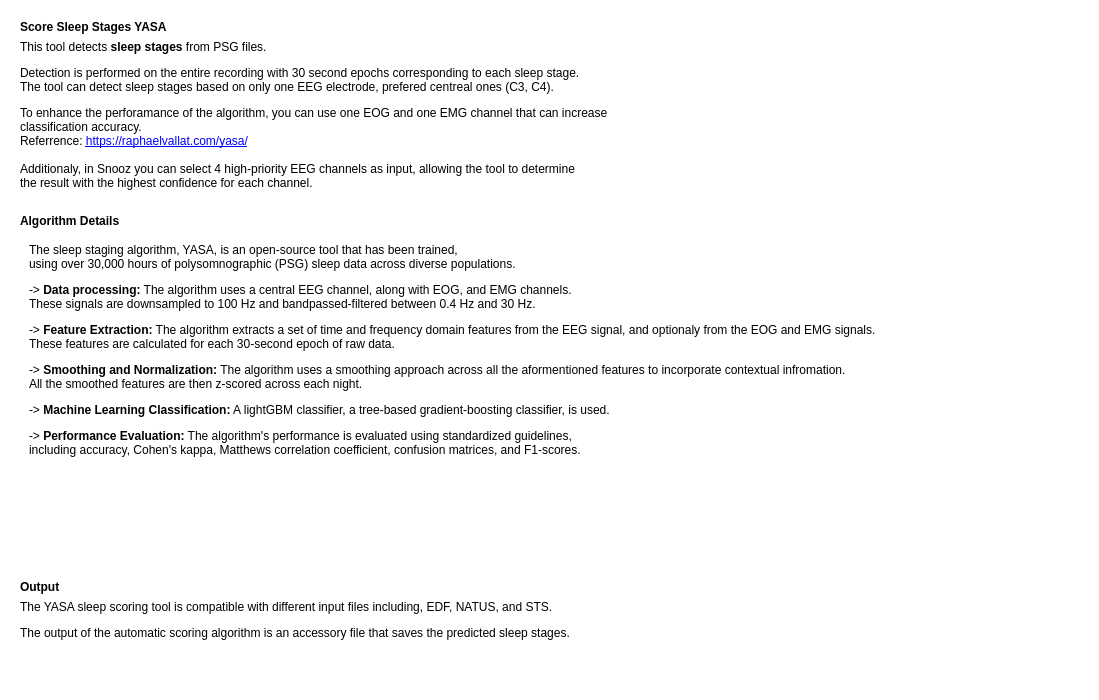
This is tools/CEAMSTools/ScoreSleepStagesYASA/AlgoIntroStep/Ui_AlgoIntroStep.ui in SnoozToolbox/snooz-package-ceams as Qt 5 draws it before an edit. The edited form follows.
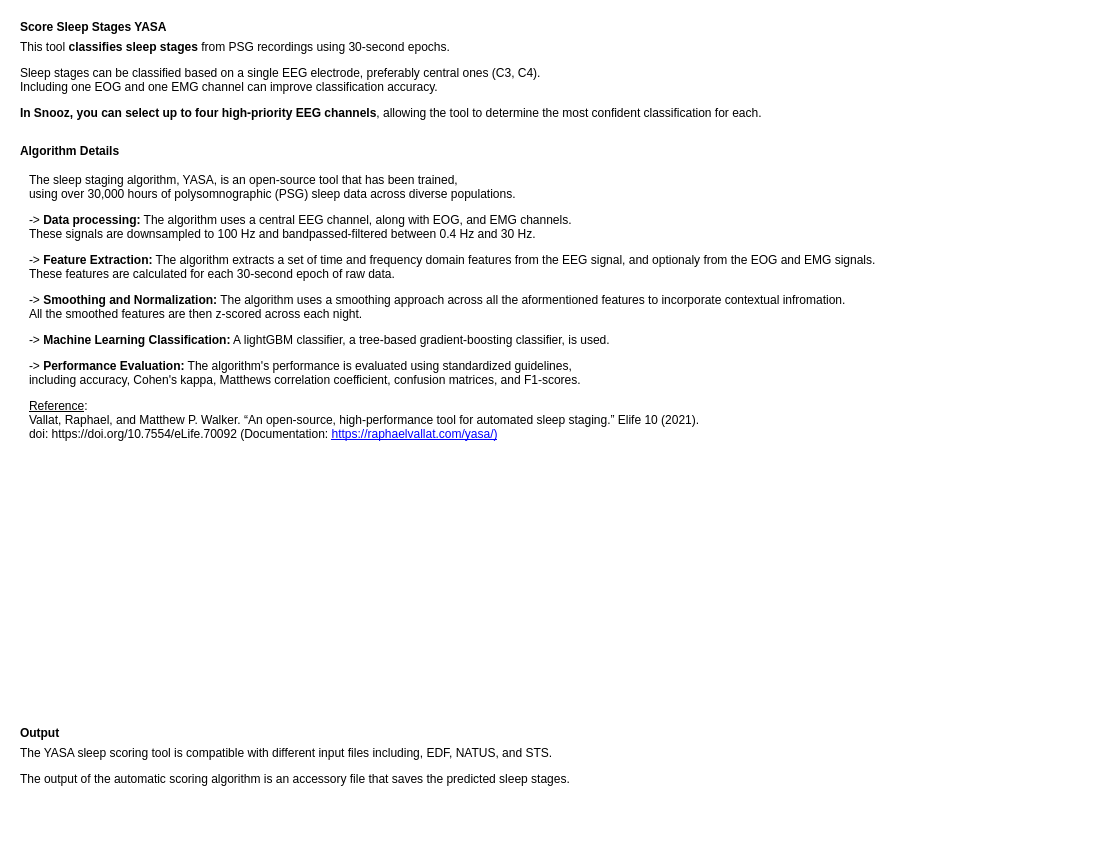
This is the edited form.

Commit message: YASA sleep stage scoring fixed for pyside6 and pdf extension.

```diff
--- a/tools/CEAMSTools/ScoreSleepStagesYASA/AlgoIntroStep/Ui_AlgoIntroStep.ui
+++ b/tools/CEAMSTools/ScoreSleepStagesYASA/AlgoIntroStep/Ui_AlgoIntroStep.ui
@@ -7,7 +7,7 @@
     <x>0</x>
     <y>0</y>
     <width>1099</width>
-    <height>700</height>
+    <height>846</height>
    </rect>
   </property>
   <property name="windowTitle">
@@ -67,7 +67,7 @@
              <number>0</number>
             </property>
             <property name="text">
-             <string>&lt;html&gt;&lt;head/&gt;&lt;body&gt;&lt;p align=&quot;justify&quot;&gt;This tool detects &lt;span style=&quot; font-weight:600;&quot;&gt;sleep stages&lt;/span&gt; from PSG files. &lt;/p&gt;&lt;p align=&quot;justify&quot;&gt;Detection is performed on the entire recording with 30 second epochs corresponding to each sleep stage.&lt;br/&gt;The tool can detect sleep stages based on only one EEG electrode, prefered centreal ones (C3, C4). &lt;/p&gt;&lt;p align=&quot;justify&quot;&gt;To enhance the perforamance of the algorithm, you can use one EOG and one EMG channel that can increase&lt;br/&gt;classification accuracy.&lt;br/&gt;Referrence: &lt;a href=&quot;https://raphaelvallat.com/yasa/&quot;&gt;&lt;span style=&quot; text-decoration: underline; color:#0000ff;&quot;&gt;https://raphaelvallat.com/yasa/&lt;br/&gt;&lt;/span&gt;&lt;/a&gt;&lt;br/&gt;Additionaly, in Snooz you can select 4 high-priority EEG channels as input, allowing the tool to determine &lt;br/&gt;the result with the highest confidence for each channel.&lt;/p&gt;&lt;/body&gt;&lt;/html&gt;</string>
+             <string>&lt;html&gt;&lt;head/&gt;&lt;body&gt;&lt;p&gt;This tool &lt;span style=&quot; font-weight:700;&quot;&gt;classifies sleep stages&lt;/span&gt; from PSG recordings using 30-second epochs.&lt;/p&gt;&lt;p&gt;Sleep stages can be classified based on a single EEG electrode, preferably central ones (C3, C4).&lt;br/&gt;Including one EOG and one EMG channel can improve classification accuracy.&lt;/p&gt;&lt;p align=&quot;justify&quot;&gt;&lt;span style=&quot; font-weight:700;&quot;&gt;In Snooz, you can select up to four high-priority EEG channels&lt;/span&gt;, allowing the tool to determine the most confident classification for each.&lt;/p&gt;&lt;/body&gt;&lt;/html&gt;</string>
             </property>
            </widget>
           </item>
@@ -128,7 +128,7 @@
                <x>0</x>
                <y>0</y>
                <width>1161</width>
-               <height>287</height>
+               <height>477</height>
               </rect>
              </property>
              <layout class="QHBoxLayout" name="horizontalLayout">
@@ -153,7 +153,7 @@
                  <number>0</number>
                 </property>
                 <property name="text">
-                 <string>&lt;html&gt;&lt;head/&gt;&lt;body&gt;&lt;p&gt;The sleep staging algorithm, YASA, is an open-source tool that has been trained,&lt;br/&gt;using over 30,000 hours of polysomnographic (PSG) sleep data across diverse populations. &lt;/p&gt;&lt;p&gt;-&amp;gt;&lt;span style=&quot; font-weight:600;&quot;&gt; Data processing:&lt;/span&gt; The algorithm uses a central EEG channel, along with EOG, and EMG channels.&lt;br/&gt;These signals are downsampled to 100 Hz and bandpassed-filtered between 0.4 Hz and 30 Hz. &lt;/p&gt;&lt;p&gt;-&amp;gt; &lt;span style=&quot; font-weight:600;&quot;&gt;Feature Extraction:&lt;/span&gt; The algorithm extracts a set of time and frequency domain features from the EEG signal, and optionaly from the EOG and EMG signals.&lt;br/&gt;These features are calculated for each 30-second epoch of raw data. &lt;/p&gt;&lt;p&gt;-&amp;gt; &lt;span style=&quot; font-weight:600;&quot;&gt;Smoothing and Normalization:&lt;/span&gt; The algorithm uses a smoothing approach across all the aformentioned features to incorporate contextual infromation.&lt;br/&gt;All the smoothed features are then z-scored across each night. &lt;/p&gt;&lt;p&gt;-&amp;gt; &lt;span style=&quot; font-weight:600;&quot;&gt;Machine Learning Classification:&lt;/span&gt; A lightGBM classifier, a tree-based gradient-boosting classifier, is used. &lt;/p&gt;&lt;p&gt;-&amp;gt; &lt;span style=&quot; font-weight:600;&quot;&gt;Performance Evaluation:&lt;/span&gt; The algorithm's performance is evaluated using standardized guidelines,&lt;br/&gt;including accuracy, Cohen's kappa, Matthews correlation coefficient, confusion matrices, and F1-scores. &lt;/p&gt;&lt;/body&gt;&lt;/html&gt;</string>
+                 <string>&lt;html&gt;&lt;head/&gt;&lt;body&gt;&lt;p&gt;The sleep staging algorithm, YASA, is an open-source tool that has been trained,&lt;br/&gt;using over 30,000 hours of polysomnographic (PSG) sleep data across diverse populations. &lt;/p&gt;&lt;p&gt;-&amp;gt;&lt;span style=&quot; font-weight:600;&quot;&gt; Data processing:&lt;/span&gt; The algorithm uses a central EEG channel, along with EOG, and EMG channels.&lt;br/&gt;These signals are downsampled to 100 Hz and bandpassed-filtered between 0.4 Hz and 30 Hz. &lt;/p&gt;&lt;p&gt;-&amp;gt; &lt;span style=&quot; font-weight:600;&quot;&gt;Feature Extraction:&lt;/span&gt; The algorithm extracts a set of time and frequency domain features from the EEG signal, and optionaly from the EOG and EMG signals.&lt;br/&gt;These features are calculated for each 30-second epoch of raw data. &lt;/p&gt;&lt;p&gt;-&amp;gt; &lt;span style=&quot; font-weight:600;&quot;&gt;Smoothing and Normalization:&lt;/span&gt; The algorithm uses a smoothing approach across all the aformentioned features to incorporate contextual infromation.&lt;br/&gt;All the smoothed features are then z-scored across each night. &lt;/p&gt;&lt;p&gt;-&amp;gt; &lt;span style=&quot; font-weight:600;&quot;&gt;Machine Learning Classification:&lt;/span&gt; A lightGBM classifier, a tree-based gradient-boosting classifier, is used. &lt;/p&gt;&lt;p&gt;-&amp;gt; &lt;span style=&quot; font-weight:600;&quot;&gt;Performance Evaluation:&lt;/span&gt; The algorithm's performance is evaluated using standardized guidelines,&lt;br/&gt;including accuracy, Cohen's kappa, Matthews correlation coefficient, confusion matrices, and F1-scores. &lt;/p&gt;&lt;p&gt;&lt;span style=&quot; text-decoration: underline;&quot;&gt;Reference&lt;/span&gt;: &lt;br/&gt;Vallat, Raphael, and Matthew P. Walker. “An open-source, high-performance tool for automated sleep staging.” Elife 10 (2021). &lt;br/&gt;doi: https://doi.org/10.7554/eLife.70092 (Documentation: &lt;a href=&quot;https://raphaelvallat.com/yasa/&quot;&gt;&lt;span style=&quot; text-decoration: underline; color:#0000ff;&quot;&gt;https://raphaelvallat.com/yasa/)&lt;br/&gt;&lt;/span&gt;&lt;/a&gt;&lt;/p&gt;&lt;/body&gt;&lt;/html&gt;</string>
                 </property>
                 <property name="alignment">
                  <set>Qt::AlignLeading|Qt::AlignLeft|Qt::AlignTop</set>
```
Left out of the diff: 31 changed lines with no effect on the pictures. The commit also changes 4 other files.
